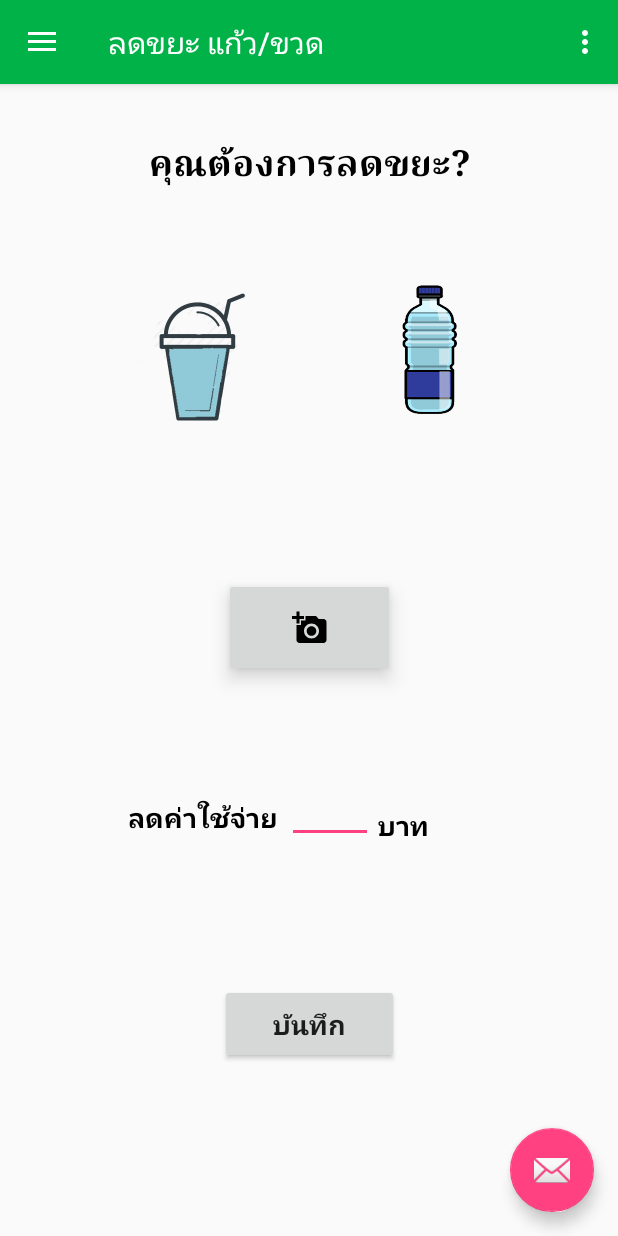
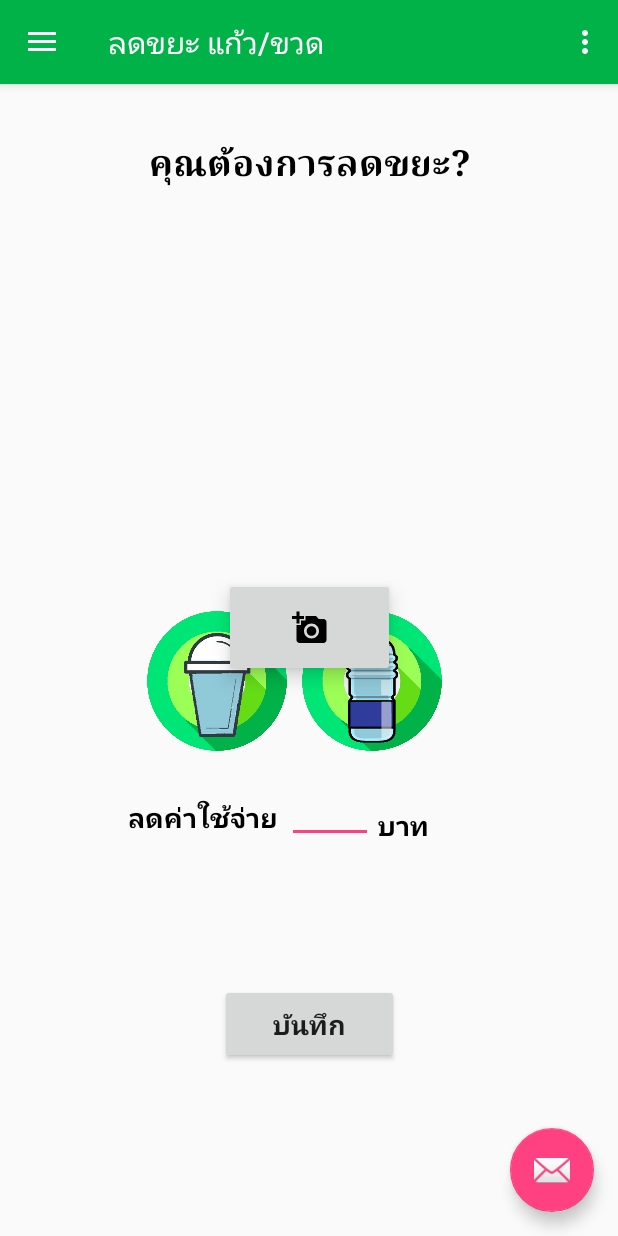
Before and after one commit to boypawit/wastBank, an Android app: the MainAdmin3 screen opened directly, with no data from a screen before it, on a phone screen of 412 x 824 dp. Run offline under Robolectric (Android 15) with nearby library versions, the phone set to English and light mode, and no system bars.

Commit message:
Take do Colors 2

```diff
--- a/app/src/main/res/layout/content_main_admin3.xml
+++ b/app/src/main/res/layout/content_main_admin3.xml
@@ -9,36 +9,36 @@
     tools:showIn="@layout/app_bar_main_admin3">
 
     <ImageView
-        android:id="@+id/imageView9"
-        android:layout_width="85dp"
-        android:layout_height="109dp"
-        android:layout_marginBottom="8dp"
-        android:layout_marginLeft="8dp"
+        android:id="@+id/imageGlass"
+        android:layout_width="104dp"
+        android:layout_height="136dp"
+        android:layout_marginBottom="302dp"
+        android:layout_marginLeft="16dp"
         android:layout_marginRight="8dp"
         android:layout_marginTop="8dp"
         app:layout_constraintBottom_toBottomOf="parent"
-        app:layout_constraintHorizontal_bias="0.272"
+        app:layout_constraintHorizontal_bias="0.269"
         app:layout_constraintLeft_toLeftOf="parent"
         app:layout_constraintRight_toRightOf="parent"
         app:layout_constraintTop_toTopOf="parent"
-        app:layout_constraintVertical_bias="0.186"
-        app:srcCompat="@drawable/glass" />
+        app:layout_constraintVertical_bias="1.0"
+        app:srcCompat="@drawable/glass1" />
 
     <ImageView
-        android:id="@+id/imageView12"
-        android:layout_width="67dp"
-        android:layout_height="128dp"
-        android:layout_marginBottom="8dp"
-        android:layout_marginLeft="8dp"
+        android:id="@+id/imageBottle"
+        android:layout_width="104dp"
+        android:layout_height="136dp"
+        android:layout_marginBottom="302dp"
+        android:layout_marginLeft="196dp"
         android:layout_marginRight="8dp"
         android:layout_marginTop="8dp"
         app:layout_constraintBottom_toBottomOf="parent"
-        app:layout_constraintHorizontal_bias="0.747"
+        app:layout_constraintHorizontal_bias="0.0"
         app:layout_constraintLeft_toLeftOf="parent"
         app:layout_constraintRight_toRightOf="parent"
         app:layout_constraintTop_toTopOf="parent"
-        app:layout_constraintVertical_bias="0.166"
-        app:srcCompat="@drawable/water" />
+        app:layout_constraintVertical_bias="1.0"
+        app:srcCompat="@drawable/bottle1" />
 
     <TextView
         android:id="@+id/textView63"
```
